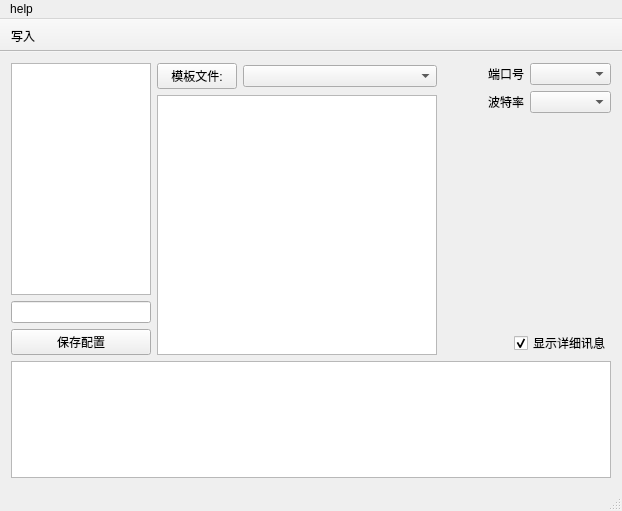
Old version of the form mainwindow.ui in the repository 0x8023/WSwitch.
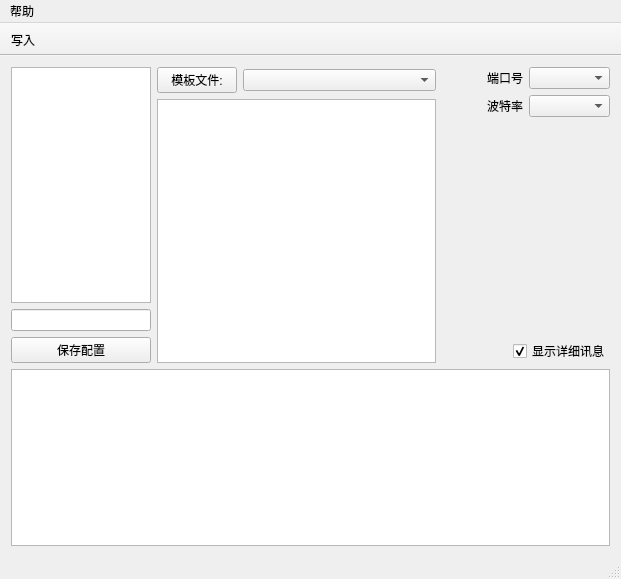
New version of the form.

Commit message: 都完成了, 大概...

What changed in the file:
```diff
--- a/mainwindow.ui
+++ b/mainwindow.ui
@@ -6,8 +6,8 @@
    <rect>
     <x>0</x>
     <y>0</y>
-    <width>622</width>
-    <height>511</height>
+    <width>621</width>
+    <height>579</height>
    </rect>
   </property>
   <property name="windowTitle">
@@ -16,7 +16,7 @@
   <widget class="QWidget" name="centralWidget">
    <layout class="QGridLayout" name="gridLayout">
     <item row="0" column="0">
-     <layout class="QVBoxLayout" name="verticalLayout_5" stretch="5,2">
+     <layout class="QVBoxLayout" name="verticalLayout_5" stretch="5,3">
       <item>
        <layout class="QHBoxLayout" name="horizontalLayout_12" stretch="5,10,6">
         <item>
@@ -247,6 +247,12 @@
         <property name="enabled">
          <bool>true</bool>
         </property>
+        <property name="verticalScrollBarPolicy">
+         <enum>Qt::ScrollBarAlwaysOff</enum>
+        </property>
+        <property name="horizontalScrollBarPolicy">
+         <enum>Qt::ScrollBarAlwaysOff</enum>
+        </property>
        </widget>
       </item>
      </layout>
@@ -258,13 +264,13 @@
     <rect>
      <x>0</x>
      <y>0</y>
-     <width>622</width>
+     <width>621</width>
      <height>23</height>
     </rect>
    </property>
    <widget class="QMenu" name="menuHelp">
     <property name="title">
-     <string>help</string>
+     <string>帮助</string>
     </property>
    </widget>
    <addaction name="menuHelp"/>
@@ -281,7 +287,11 @@
    </attribute>
    <addaction name="actionWrite"/>
   </widget>
-  <widget class="QStatusBar" name="statusBar"/>
+  <widget class="QStatusBar" name="statusBar">
+   <property name="styleSheet">
+    <string notr="true">QStatusBar::item{border: 0px}</string>
+   </property>
+  </widget>
   <action name="actionWrite">
    <property name="text">
     <string>写入</string>
```
Left out of the diff: 2 changed lines with no effect on the pictures. The commit also changes 2 other files.
